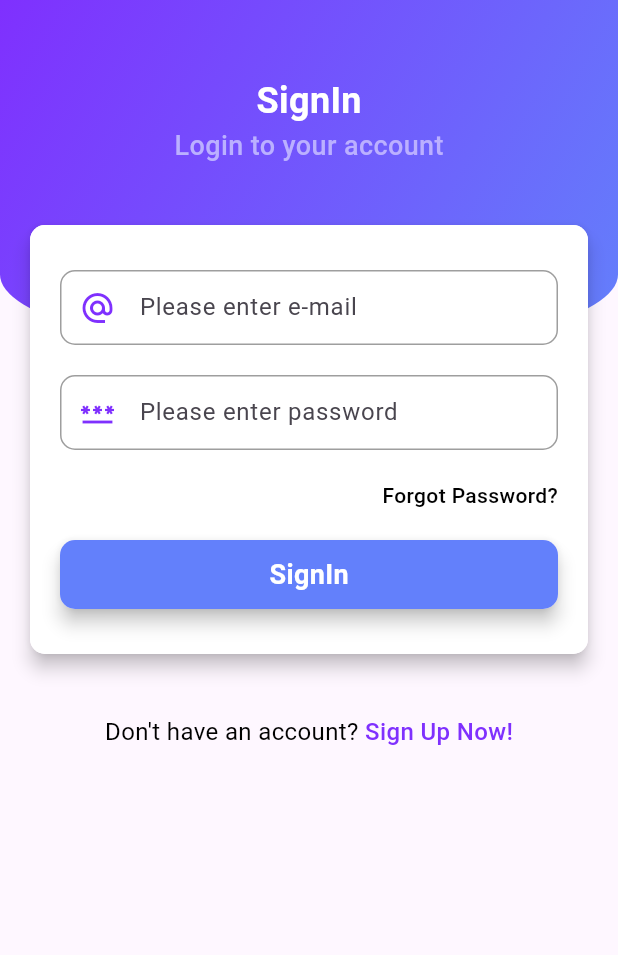
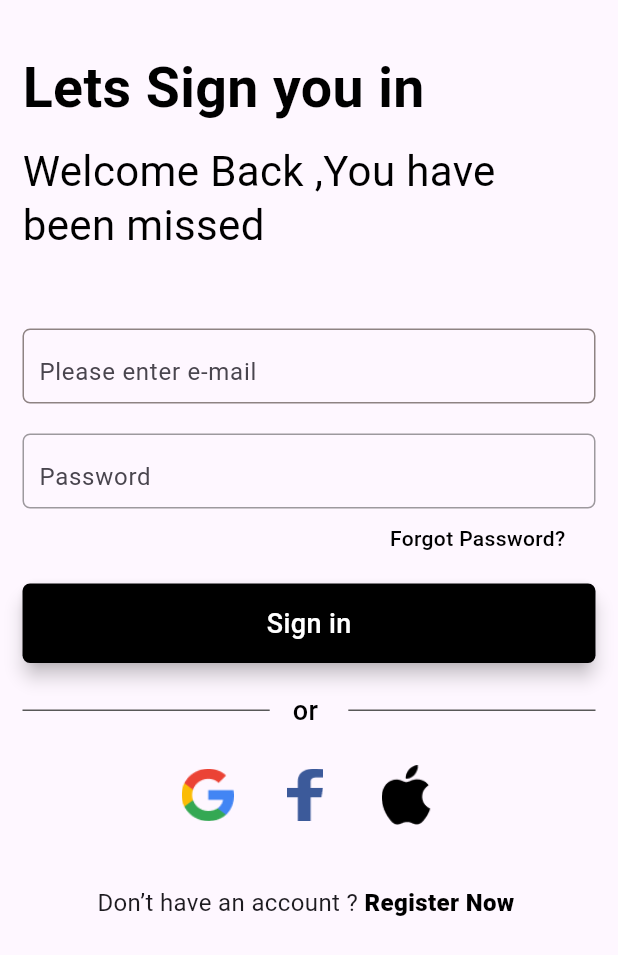
Before and after one commit to Tsogbadrakh-G/Language-exchange-app, a Flutter app: the screen it shows after launch, on a phone screen of 412 x 824 dp. Shown: the top 955 px of the screen. Run offline on Flutter 3.47's test engine with Material 2 defaults, Android fonts, the phone set to English and light mode, and no system bars; our stand-ins replace cached_network_image, cloud_firestore, dio, firebase_auth, firebase_core, get and 4 more; missing offline and left inert: agora_rtc_engine; accounts and stored records are empty; Roboto replaces fonts that are missing (Outfit).

Commit message:
with login

```diff
--- a/degree/lib/Data.dart
+++ b/degree/lib/Data.dart
@@ -5,8 +5,8 @@ class Data {
   List<String> inputLanguages = [];
 
   List<String> outputLanguages = [];
-  static Future<dynamic> sendAudio(
-      String path, String from, String to, String tranlsation) async {
+  static Future<dynamic> sendAudio(String path, String from, String to,
+      String tranlsation, String chatroomId, String itsUser) async {
     final url = 'http://51.20.44.63:5000/todo';
     //final url = 'http://192.168.1.74:5000/todo';
     final dio = Dio();
--- a/degree/lib/Video_call_screen.dart
+++ b/degree/lib/Video_call_screen.dart
@@ -117,10 +117,16 @@ class _Video_call_screen extends State<Video_call_screen> {
     final res =
         await dio.get(url, options: Options(responseType: ResponseType.bytes));
     print('download: ${res.data}');
+
     final audioPlayer = AudioPlayer();
+    log('1');
     await audioPlayer.setAudioSource(CustomSource(res.data));
+    log('2');
+
     await audioPlayer.load();
-    audioPlayer.play();
+    log('3');
+    await audioPlayer.play();
+    log('4');
     updateChatReadState(chatId);
   }
 
@@ -244,8 +250,13 @@ class _Video_call_screen extends State<Video_call_screen> {
 
                   setState(() {});
 
-                  var val = await Data.sendAudio(record, "English",
-                      "Halh Mongolian", "S2TT (Speech to Text translation)");
+                  var val = await Data.sendAudio(
+                      record,
+                      "English",
+                      "Halh Mongolian",
+                      "S2TT (Speech to Text translation)",
+                      widget.channel,
+                      widget.myUserName);
                   // var val = await Data.sendAudio(record, "English", "German",
                   //     "S2ST (Speech to Speech translation)");
                   await sendAudioLink(val);
--- a/degree/lib/main.dart
+++ b/degree/lib/main.dart
@@ -1,4 +1,5 @@
 import 'package:degree/pages/home.dart';
+import 'package:degree/pages/login.dart';
 import 'package:degree/pages/signin.dart';
 import 'package:degree/service/auth.dart';
 import 'package:firebase_core/firebase_core.dart';
@@ -44,7 +45,7 @@ class MyApp extends StatelessWidget {
       //         return SignUp();
       //       }
       //     }),
-      home: SignIn(),
+      home: LogIn(),
     );
   }
 }
--- /dev/null
+++ b/degree/lib/pages/login.dart
@@ -0,0 +1,345 @@
+import 'package:flutter/material.dart';
+import '../service/database.dart';
+import '../service/shared_pref.dart';
+import 'package:cloud_firestore/cloud_firestore.dart';
+import 'package:firebase_auth/firebase_auth.dart';
+import 'package:get/get.dart';
+import 'home.dart';
+import 'dart:developer';
+import 'package:degree/pages/forgotpassword.dart';
+import 'signup.dart';
+
+class LogIn extends StatefulWidget {
+  const LogIn({super.key});
+
+  @override
+  State<LogIn> createState() => _LogInState();
+}
+
+class _LogInState extends State<LogIn> {
+  String email = "", password = "", name = "", pic = "", username = "", id = "";
+  TextEditingController usermailcontroller = new TextEditingController();
+  TextEditingController userpasswordcontroller = new TextEditingController();
+
+  final _formkey = GlobalKey<FormState>();
+
+  userLogin() async {
+    try {
+      // await FirebaseAuth.instance.
+      email = email.trim().toLowerCase();
+      await FirebaseAuth.instance
+          .signInWithEmailAndPassword(email: email, password: password);
+
+      QuerySnapshot querySnapshot =
+          await DatabaseMethods().getUserbyemail(email);
+
+      name = "${querySnapshot.docs[0]["Name"]}";
+
+      username = "${querySnapshot.docs[0]["username"]}";
+      pic = "${querySnapshot.docs[0]["Photo"]}";
+      id = querySnapshot.docs[0].id;
+      //log('name $name, usrname: $username, pic: $pic, id: $id');
+
+      await SharedPreferenceHelper().saveUserDisplayName(name);
+      await SharedPreferenceHelper().saveUserName(username);
+      await SharedPreferenceHelper().saveUserId(id);
+      await SharedPreferenceHelper().saveUserPic(pic);
+
+      Get.to(Home());
+    } on FirebaseAuthException catch (e) {
+      if (e.code == 'user-not-found') {
+        ScaffoldMessenger.of(context).showSnackBar(SnackBar(
+            backgroundColor: Colors.orangeAccent,
+            content: Text(
+              "No User Found for that Email",
+              style: TextStyle(fontSize: 18.0, color: Colors.black),
+            )));
+      } else if (e.code == 'wrong-password') {
+        ScaffoldMessenger.of(context).showSnackBar(SnackBar(
+            backgroundColor: Colors.orangeAccent,
+            content: Text(
+              "Wrong Password Provided by User",
+              style: TextStyle(fontSize: 18.0, color: Colors.black),
+            )));
+      }
+      log('sign in exception: $e');
+    }
+  }
+
+  @override
+  Widget build(BuildContext context) {
+    return Scaffold(
+      //    appBar: PreferredSizeWidget()
+      body: Container(
+        padding: EdgeInsets.symmetric(horizontal: 15, vertical: 10),
+        width: double.infinity,
+        height: double.infinity,
+        //  decoration: BoxDecoration(border: Border.all()),
+        child: SingleChildScrollView(
+          child: Column(
+            children: [
+              Container(
+                width: double.infinity,
+                child: Column(
+                  children: [
+                    SizedBox(
+                      height: 30,
+                    ),
+                    Container(
+                        width: double.infinity,
+                        padding: EdgeInsets.fromLTRB(0, 0, 20, 0),
+                        child: Text(
+                          "Lets Sign you in",
+                          style: const TextStyle(
+                            fontFamily: "Outfit",
+                            fontSize: 37,
+                            fontWeight: FontWeight.w700,
+                            color: Color(0xff000000),
+                            height: 37 / 37,
+                          ),
+                          textAlign: TextAlign.left,
+                        )),
+                    SizedBox(
+                      height: 20,
+                    ),
+                    Container(
+                      width: double.infinity,
+                      padding: EdgeInsets.fromLTRB(0, 0, 50, 0),
+                      child: Text(
+                        "Welcome Back ,You have been missed",
+                        style: const TextStyle(
+                          fontFamily: "Outfit",
+                          fontSize: 28,
+                          fontWeight: FontWeight.w400,
+                          color: Color(0xff000000),
+                          height: 47 / 37,
+                        ),
+                        textAlign: TextAlign.left,
+                      ),
+                    )
+                  ],
+                ),
+              ),
+              const SizedBox(
+                height: 50,
+              ),
+              Container(
+                width: double.infinity,
+                child: Form(
+                  key: _formkey,
+                  child: Column(
+                    crossAxisAlignment: CrossAxisAlignment.center,
+                    children: [
+                      Container(
+                        decoration: BoxDecoration(
+                            border: Border.all(
+                                width: 1.0, color: Color(0xff8E8383)),
+                            borderRadius: BorderRadius.circular(5)),
+                        padding: EdgeInsets.symmetric(horizontal: 10),
+                        child: TextFormField(
+                          textAlignVertical: TextAlignVertical.center,
+                          controller: usermailcontroller,
+                          validator: (value) {
+                            if (value == null || value.isEmpty) {
+                              return 'Please enter e-mail';
+                            }
+                            return null;
+                          },
+                          decoration: InputDecoration(
+                            hintText: 'Please enter e-mail',
+                            border: InputBorder.none,
+                            // prefixIcon: Icon(
+                            //   Icons.alternate_email,
+                            //   color: Color(0xFF7f30fe),
+                            // ),
+                          ),
+                        ),
+                      ),
+                      SizedBox(
+                        height: 20.0,
+                      ),
+                      Container(
+                        padding: EdgeInsets.symmetric(horizontal: 10),
+                        decoration: BoxDecoration(
+                            border:
+                                Border.all(width: 1.0, color: Colors.black38),
+                            borderRadius: BorderRadius.circular(5)),
+                        child: TextFormField(
+                          textAlignVertical: TextAlignVertical.center,
+                          controller: userpasswordcontroller,
+                          validator: (value) {
+                            if (value == null || value.isEmpty) {
+                              return 'Please enter password';
+                            }
+                            return null;
+                          },
+                          decoration: InputDecoration(
+                            border: InputBorder.none,
+                            hintText: 'Password',
+                            // prefixIcon: Icon(
+                            //   Icons.password,
+                            //   color: Color(0xFF7f30fe),
+                            // ),
+                          ),
+                          obscureText: true,
+                        ),
+                      ),
+                      SizedBox(
+                        height: 10.0,
+                      ),
+                      Row(
+                        mainAxisAlignment: MainAxisAlignment.end,
+                        children: [
+                          GestureDetector(
+                            onTap: () => Get.to(ForgotPassword()),
+                            child: Container(
+                              alignment: Alignment.bottomRight,
+                              child: Text(
+                                "Forgot Password?",
+                                style: TextStyle(
+                                    color: Colors.black,
+                                    fontSize: 14.0,
+                                    fontWeight: FontWeight.w500),
+                              ),
+                            ),
+                          ),
+                          SizedBox(
+                            width: 20,
+                          )
+                        ],
+                      ),
+                      SizedBox(
+                        height: 20.0,
+                      ),
+                      GestureDetector(
+                        onTap: () {
+                          if (_formkey.currentState!.validate()) {
+                            setState(() {
+                              email = usermailcontroller.text;
+                              password = userpasswordcontroller.text;
+                              //log('email: $email, pass: $password');
+                            });
+                          }
+                          userLogin();
+                        },
+                        child: Center(
+                          child: Container(
+                            width: double.infinity,
+                            child: Material(
+                              elevation: 5.0,
+                              borderRadius: BorderRadius.circular(10),
+                              child: Container(
+                                padding: EdgeInsets.symmetric(
+                                    horizontal: 2, vertical: 15),
+                                decoration: BoxDecoration(
+                                    color: Color(0xFF000000),
+                                    borderRadius: BorderRadius.circular(5)),
+                                child: Center(
+                                    child: Text(
+                                  "Sign in",
+                                  style: const TextStyle(
+                                    fontFamily: "Outfit",
+                                    fontSize: 18,
+                                    fontWeight: FontWeight.w500,
+                                    color: Colors.white,
+                                    height: 23 / 18,
+                                  ),
+                                  textAlign: TextAlign.left,
+                                )),
+                              ),
+                            ),
+                          ),
+                        ),
+                      ),
+                    ],
+                  ),
+                ),
+              ),
+              SizedBox(
+                height: 20,
+              ),
+              Row(
+                crossAxisAlignment: CrossAxisAlignment.center,
+                mainAxisAlignment: MainAxisAlignment.spaceBetween,
+                children: [
+                  Container(
+                    width: 2 * MediaQuery.of(context).size.width / 5,
+                    height: 1,
+                    color: Color(0xff585858),
+                  ),
+                  Text(
+                    "or ",
+                    style: const TextStyle(
+                      fontFamily: "Outfit",
+                      fontSize: 18,
+                      fontWeight: FontWeight.w500,
+                      color: Color(0xff000000),
+                      height: 23 / 18,
+                    ),
+                    textAlign: TextAlign.left,
+                  ),
+                  Container(
+                    width: 2 * MediaQuery.of(context).size.width / 5,
+                    height: 1,
+                    color: Color(0xff585858),
+                  ),
+                ],
+              ),
+              SizedBox(
+                height: 25,
+              ),
+              Row(
+                mainAxisAlignment: MainAxisAlignment.center,
+                children: [
+                  Image.asset("assets/images/ic_google.png",
+                      width: 35, height: 35),
+                  SizedBox(
+                    width: 30,
+                  ),
+                  Image.asset("assets/images/ic_facebook.png",
+                      width: 35, height: 35),
+                  SizedBox(
+                    width: 30,
+                  ),
+                  Image.asset("assets/images/ic_apple.png",
+                      width: 40, height: 40),
+                ],
+              ),
+              SizedBox(
+                height: 35,
+              ),
+              Container(
+                  child: Wrap(
+                alignment: WrapAlignment.center,
+                children: [
+                  Text(
+                    "Don’t have an account ?",
+                    style: const TextStyle(
+                      fontSize: 16,
+                      height: 34 / 16,
+                    ),
+                    textAlign: TextAlign.left,
+                  ),
+                  GestureDetector(
+                    onTap: () {
+                      Get.to(SignUp());
+                    },
+                    child: Text(
+                      " Register Now ",
+                      style: const TextStyle(
+                          fontSize: 16,
+                          height: 34 / 16,
+                          fontWeight: FontWeight.w800,
+                          color: Colors.black),
+                      textAlign: TextAlign.left,
+                    ),
+                  )
+                ],
+              )),
+            ],
+          ),
+        ),
+      ),
+    );
+  }
+}
```
Also changed, not shown: degree/assets/images/ic_apple.png (added), degree/assets/images/ic_facebook.png (added), degree/assets/images/ic_google.png (added).
